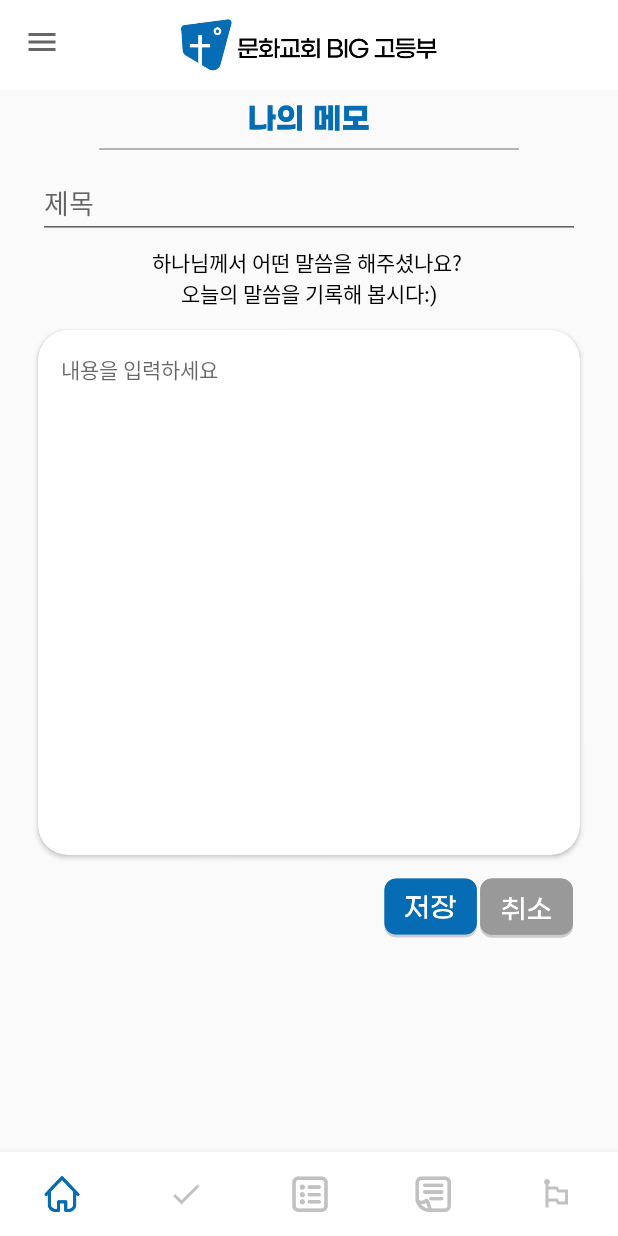
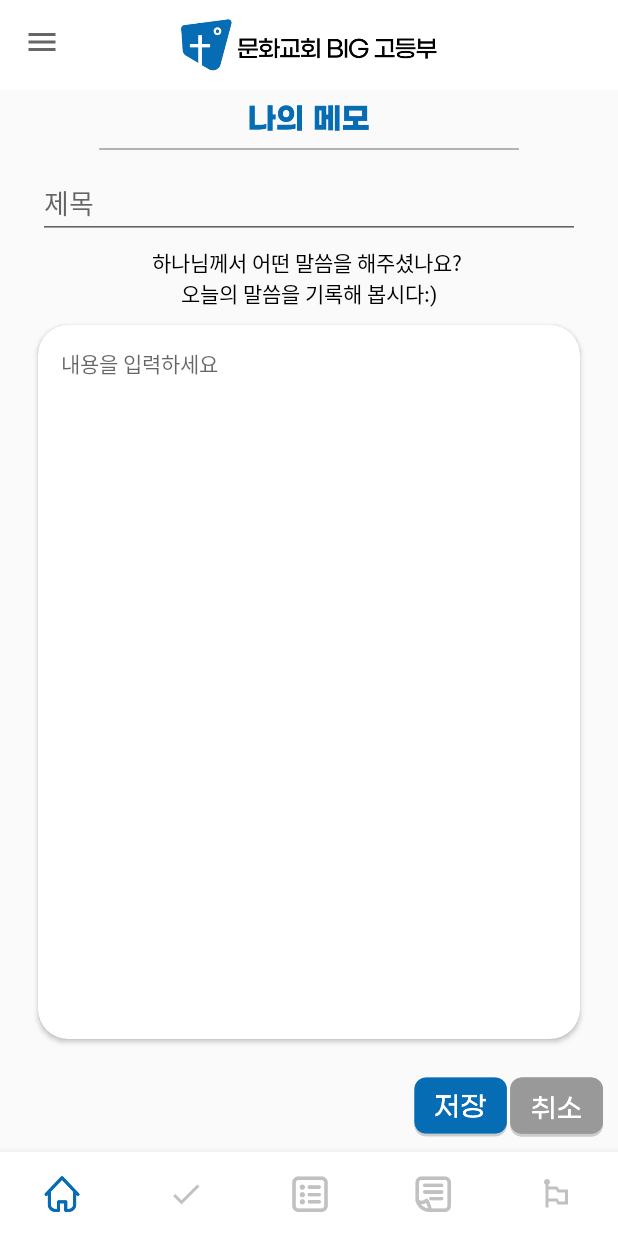
Before and after one commit to dlawldn10/ChurchHighSchool_v2, an Android app: the fragment MemoPostFragment placed in its activity, on a phone screen of 412 x 824 dp. Run offline under Robolectric (Android 15) with nearby library versions, the phone set to English and light mode, and no system bars; our stand-ins replace Firebase (no records; nobody signed in at launch, a user with empty details on screens opened directly); pictures from the network do not load; 2 statements that could not run were skipped.

Commit message:
Update posting memo layout and Release app bundle
need to figure out how to refresh page when returning back to attendance checking fragment

```diff
--- a/app/build.gradle
+++ b/app/build.gradle
@@ -10,8 +10,8 @@ android {
         applicationId "com.project.churchschool"
         minSdkVersion 23
         targetSdkVersion 30
-        versionCode 1
-        versionName "1.0"
+        versionCode 2
+        versionName "2.0"
 
         testInstrumentationRunner "androidx.test.runner.AndroidJUnitRunner"
     }
--- a/app/src/main/java/com/project/churchschool/Activity/QRcodeScannerActivity.kt
+++ b/app/src/main/java/com/project/churchschool/Activity/QRcodeScannerActivity.kt
@@ -47,16 +47,16 @@ class QRcodeScannerActivity : BasicActivity() {
         val result = IntentIntegrator.parseActivityResult(requestCode, resultCode, data)
         if (result != null) {
             if (result.contents == null) {
-                Toast.makeText(this, "Cancelled", Toast.LENGTH_LONG).show()
+//                새로고침 어떻게 하지?
                 finish()
-                // todo
             } else {
                 startScan()
-                Toast.makeText(this, "Scanned: " + result.contents, Toast.LENGTH_LONG).show()
                 var presentUser = db.collection("users").document(result.contents).get()
                 presentUser.addOnSuccessListener{ documentSnapshot ->
                     val presentUserInfo = documentSnapshot.toObject(MemberInfo::class.java)!!
+                    val who = presentUserInfo.name + " " + presentUserInfo.group
                     val data = hashMapOf(presentUserInfo.name + " " + presentUserInfo.group to true)
+                    Toast.makeText(this, "출석: " + who, Toast.LENGTH_LONG).show()
                     db.collection("attendances").document(getYear()).collection(getMonth()).document(getYYYYMMDD())
                         .set(data, SetOptions.merge())
                 }
--- a/app/src/main/java/com/project/churchschool/Fragment/MemoFragment.kt
+++ b/app/src/main/java/com/project/churchschool/Fragment/MemoFragment.kt
@@ -65,7 +65,6 @@ class MemoFragment : Fragment() {
             if(c !=null) {
 
                 while (c.moveToNext()) {
-
                     val memo = MemoData()
                     memo.primKey = c.getString(c.getColumnIndex("_id"))
                     memo.title = c.getString(c.getColumnIndex("title"))
--- a/app/src/main/java/com/project/churchschool/Fragment/MemoPostFragment.kt
+++ b/app/src/main/java/com/project/churchschool/Fragment/MemoPostFragment.kt
@@ -107,7 +107,7 @@ class MemoPostFragment : Fragment() {
             val values = ContentValues()
             values.put("title", title)
             values.put("text", text)
-            //메모를 월별로 확인하고 싶으므로 작성날짜는 업데이트 하지 않는다.
+            //설교를 듣고 작성한 날짜로 메모를 확인하고 싶으므로 작성날짜는 업데이트 하지 않는다.
 
             database.update("myMemo", values, "_id =?", arrayOf(this_primkey))
             Toast.makeText(requireContext(), "업데이트 되었습니다.", Toast.LENGTH_SHORT).show()
@@ -120,6 +120,8 @@ class MemoPostFragment : Fragment() {
 
             modifyBttn.visibility = View.VISIBLE
             deleteBttn.visibility = View.VISIBLE
+
+            (activity as BasicActivity).setView(4)
         }
 
         saveBttn.setOnClickListener {
@@ -144,6 +146,8 @@ class MemoPostFragment : Fragment() {
 
             modifyBttn.visibility = View.VISIBLE
             deleteBttn.visibility = View.VISIBLE
+
+            (activity as BasicActivity).setView(4)
 
         }
 
--- a/app/src/main/res/layout/fragment_memo_post.xml
+++ b/app/src/main/res/layout/fragment_memo_post.xml
@@ -8,9 +8,15 @@
 
     <LinearLayout
 
+        android:id="@+id/layout_post"
         android:layout_width="match_parent"
         android:layout_height="match_parent"
-    android:layout_margin="10dp"
+        android:layout_above="@id/layout_buttons"
+        android:layout_alignParentTop="true"
+        android:layout_marginStart="10dp"
+        android:layout_marginTop="10dp"
+        android:layout_marginEnd="10dp"
+        android:layout_marginBottom="10dp"
         android:gravity="center_horizontal"
         android:orientation="vertical"
         android:paddingLeft="10dp"
@@ -46,18 +52,10 @@
             android:textColor="@color/colorBlack"
             android:textSize="18sp" />
 
-        <LinearLayout
-            android:layout_width="match_parent"
-            android:layout_height="50dp"
-            android:layout_marginBottom="5dp"
-            android:orientation="horizontal"
-            android:paddingLeft="5dp"
-            android:paddingRight="5dp">
-
         <EditText
             android:id="@+id/Memo_multiLineTextView"
             android:layout_width="match_parent"
-                android:layout_height="match_parent"
+            android:layout_height="wrap_content"
             android:layout_marginLeft="10dp"
             android:layout_marginTop="5dp"
             android:layout_marginRight="10dp"
@@ -74,12 +72,21 @@
             android:textColor="@color/colorBlack"
             android:textSize="14sp" />
 
+        <LinearLayout
+            android:layout_width="match_parent"
+            android:layout_height="wrap_content"
+            android:layout_marginBottom="5dp"
+            android:gravity="right"
+            android:orientation="horizontal"
+            android:paddingLeft="5dp"
+            android:paddingRight="5dp">
+
             <ImageView
                 android:id="@+id/Memo_modify_Bttn"
                 android:layout_width="wrap_content"
                 android:layout_height="wrap_content"
                 android:layout_gravity="bottom"
-                android:layout_weight="1"
+                android:layout_marginRight="10dp"
                 android:adjustViewBounds="false"
                 android:cropToPadding="false"
                 android:visibility="gone"
@@ -90,7 +97,7 @@
                 android:layout_width="wrap_content"
                 android:layout_height="wrap_content"
                 android:layout_gravity="bottom"
-                android:layout_weight="1"
+                android:layout_marginRight="10dp"
                 android:baselineAlignBottom="false"
                 android:visibility="gone"
                 app:srcCompat="@drawable/ic_baseline_delete_24" />
@@ -99,7 +106,7 @@
 
         <androidx.cardview.widget.CardView
             android:layout_width="match_parent"
-            android:layout_height="350dp"
+            android:layout_height="match_parent"
             android:layout_margin="5dp"
             android:layout_marginTop="10dp"
             app:cardCornerRadius="20dp">
@@ -115,20 +122,30 @@
                     android:layout_height="match_parent"
                     android:background="#00FFFFFF"
                     android:gravity="start|top"
-                    android:hint="내용을 입력하세요"
+                    android:hint="내용을 입력하세요\n\n\n\n\n\n\n\n\n\n\n\n\n\n\n\n\n\n\n"
                     android:importantForAutofill="no"
                     android:inputType="textMultiLine"
+                    android:maxLines="100"
+                    android:scrollbars="vertical"
                     android:textAlignment="viewStart"
                     android:textColor="@color/colorBlack"
-                    android:textSize="14sp" />
+                    android:textSize="14sp"
+                    android:verticalScrollbarPosition="right" />
             </ScrollView>
 
         </androidx.cardview.widget.CardView>
 
+    </LinearLayout>
+
     <LinearLayout
+        android:id="@+id/layout_buttons"
         android:layout_width="match_parent"
         android:layout_height="wrap_content"
-            android:layout_margin="10dp"
+        android:layout_alignParentBottom="true"
+        android:layout_marginStart="10dp"
+        android:layout_marginTop="10dp"
+        android:layout_marginEnd="10dp"
+        android:layout_marginBottom="10dp"
         android:gravity="right"
         android:orientation="horizontal">
 
@@ -157,7 +174,5 @@
 
     </LinearLayout>
 
-    </LinearLayout>
-
 
 </RelativeLayout>
--- a/app/src/main/res/layout/fragment_prayer_post.xml
+++ b/app/src/main/res/layout/fragment_prayer_post.xml
@@ -67,7 +67,7 @@
                     android:layout_height="match_parent"
                     android:backgroundTint="#00FFFFFF"
                     android:gravity="start|top"
-                    android:hint="내용을 입력하세요"
+                    android:hint="내용을 입력하세요\n\n\n\n\n\n\n\n\n\n\n\n\n\n\n\n\n\n\n"
                     android:importantForAutofill="no"
                     android:inputType="textMultiLine"
                     android:textAlignment="viewStart"
```
Also changed, not shown: app/src/main/AndroidManifest.xml (+5 -2 lines), app/src/main/java/com/project/churchschool/Activity/BasicActivity.kt (+3 -7 lines), app/src/main/java/com/project/churchschool/Fragment/QRcodeAttendanceFragment.kt (+8 -0 lines). Lines whose indentation alone changed are shown as unchanged.
